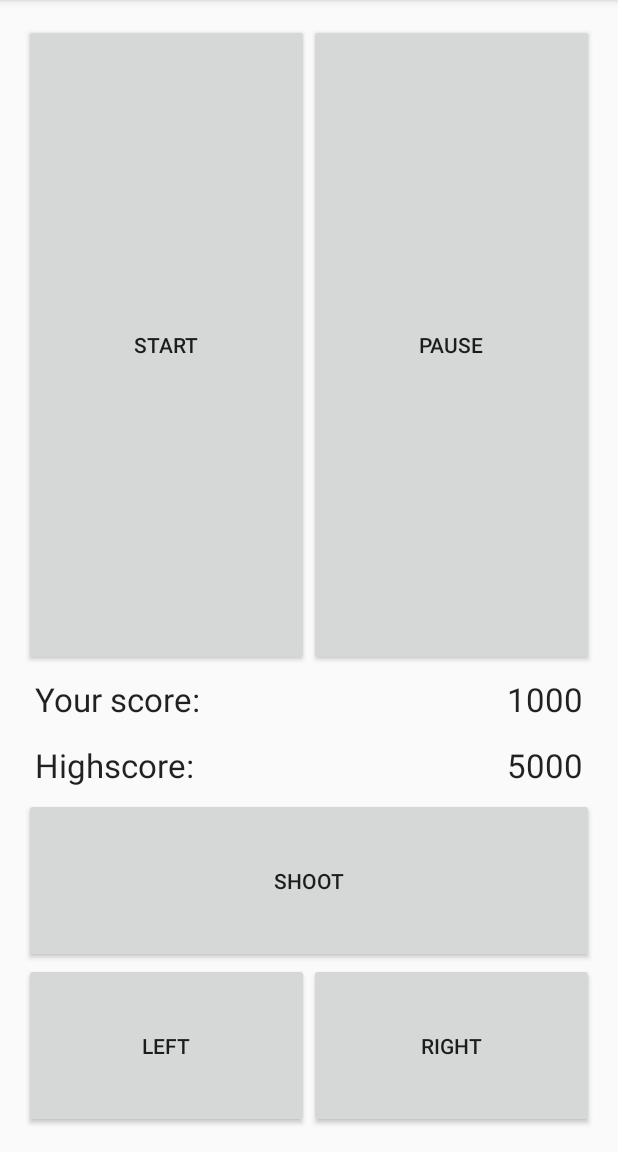
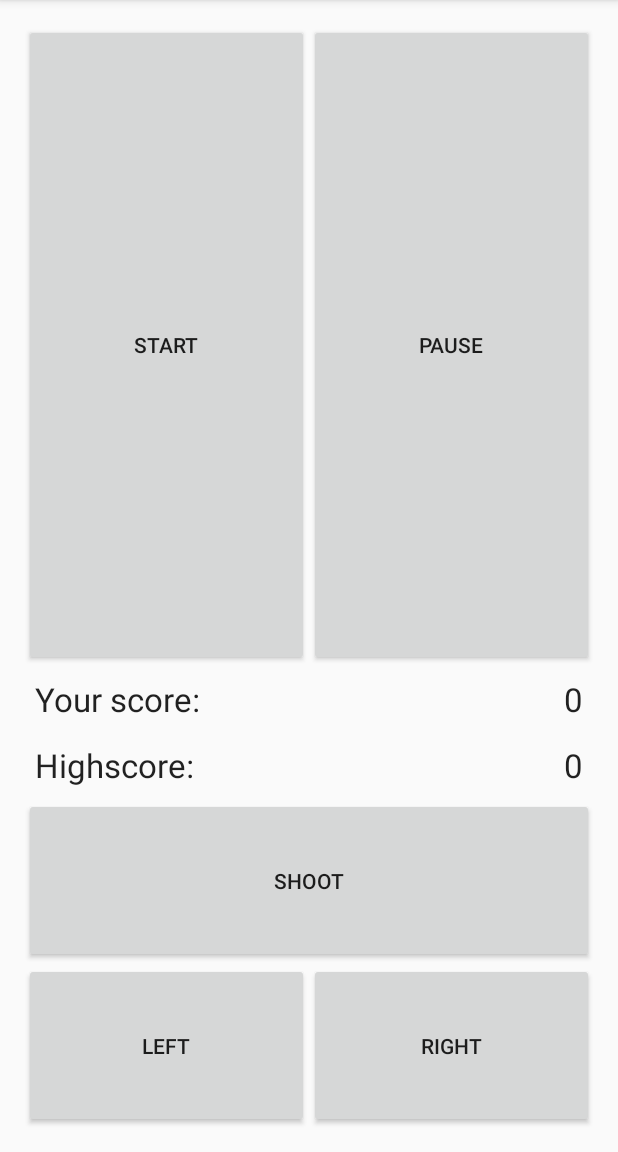
Before and after one commit to paraplasticflow/ArduinoImpact, an Android app: the screen it shows after launch (MainActivity), on a phone screen of 412 x 824 dp, the part 84-1236 px from its top. Run offline under Robolectric (Android 15) with nearby library versions, the phone set to English and light mode, and no system bars.

Commit message:
Arduino script

```diff
--- a/app/src/main/res/layout/activity_main.xml
+++ b/app/src/main/res/layout/activity_main.xml
@@ -62,7 +62,7 @@
         android:layout_width="wrap_content"
         android:layout_height="wrap_content"
         android:textAppearance="?android:attr/textAppearanceLarge"
-        android:text="5000"
+        android:text="0"
         android:id="@+id/highscoreLB"
         android:layout_alignBottom="@+id/textView"
         android:layout_alignParentRight="true"
@@ -78,13 +78,15 @@
         android:layout_above="@+id/textView"
         android:layout_alignParentLeft="true"
         android:layout_alignParentStart="true"
-        android:padding="7dp"/>
+        android:padding="7dp"
+        android:layout_toLeftOf="@+id/highscoreLB"
+        android:layout_toStartOf="@+id/highscoreLB" />
 
     <TextView
         android:layout_width="wrap_content"
         android:layout_height="wrap_content"
         android:textAppearance="?android:attr/textAppearanceLarge"
-        android:text="1000"
+        android:text="0"
         android:id="@+id/scoreLB"
         android:layout_alignBottom="@+id/textView3"
         android:layout_alignParentRight="true"
```
Also changed, not shown: app/src/main/java/com/example/zlatan/myapplication/MainActivity.java (+8 -4 lines), 3 other files.
